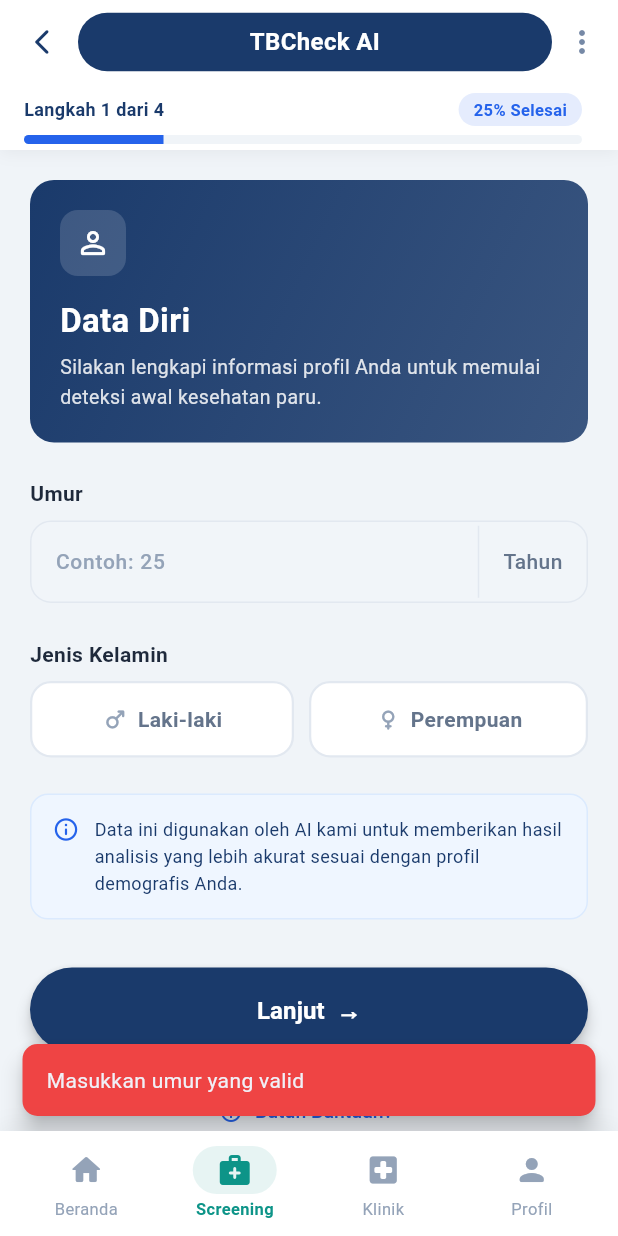
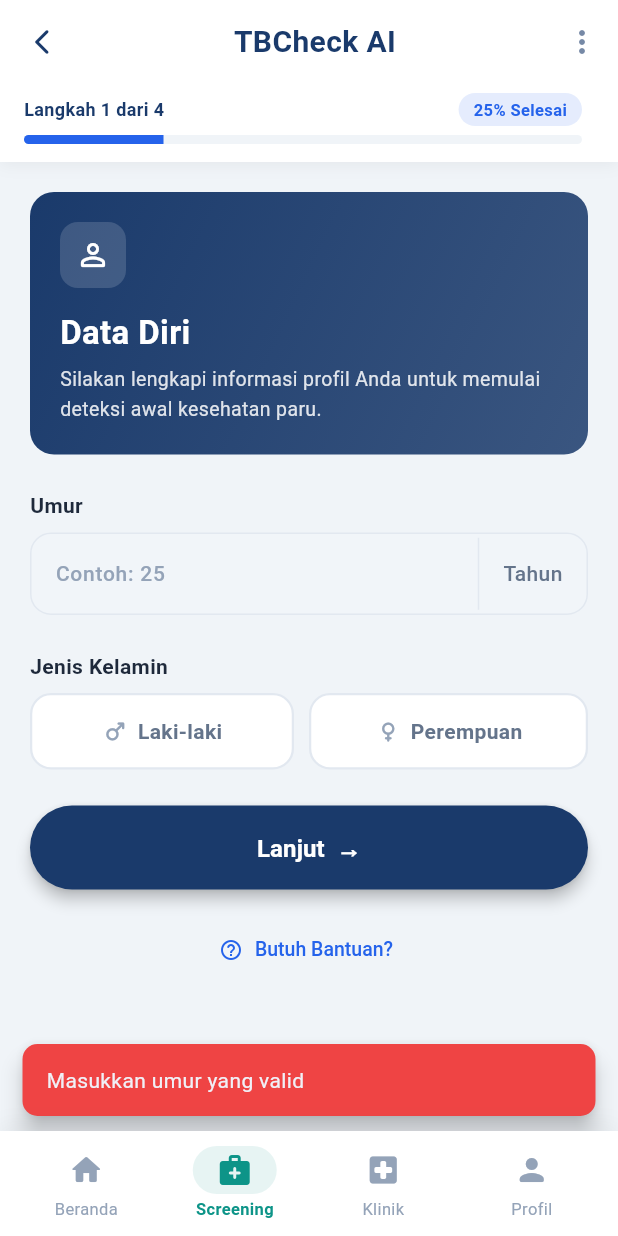
Before and after one commit to calvinkurniawann/TBCheck-AI, a Flutter app: the ScreeningFlowScreen screen opened by its route, after a tap on an icon or button, on a phone screen of 412 x 824 dp. Run offline on Flutter 3.47's test engine with Material 3 defaults, Android fonts, the phone set to English and light mode, and no system bars; Roboto replaces fonts that are missing (Poppins).

Commit message:
feat: update UI components for screening flow and improve styling consistency

```diff
--- a/lib/screens/screening/screening_flow_screen.dart
+++ b/lib/screens/screening/screening_flow_screen.dart
@@ -51,13 +51,7 @@ class _ScreeningFlowScreenState extends State<ScreeningFlowScreen> {
         shape: RoundedRectangleBorder(borderRadius: BorderRadius.circular(20)),
         title: Row(
           children: [
-            Container(
-              padding: const EdgeInsets.all(8),
-              decoration: BoxDecoration(color: AppColors.riskLowBg, borderRadius: BorderRadius.circular(10)),
-              child: const Icon(Icons.check_circle_rounded, color: AppColors.riskLow, size: 24),
-            ),
-            const SizedBox(width: 12),
-            const Text('Berhasil!', style: TextStyle(fontFamily: 'Poppins', fontSize: 18, fontWeight: FontWeight.w700)),
+            const Text('Berhasil!', style: TextStyle(fontFamily: 'Poppins', fontSize: 25, fontWeight: FontWeight.w700, )),
           ],
         ),
         content: Text(
--- a/lib/screens/screening/step1_data_diri.dart
+++ b/lib/screens/screening/step1_data_diri.dart
@@ -203,34 +203,6 @@ class _Step1DataDiriState extends State<Step1DataDiri> {
 
           const SizedBox(height: 24),
 
-          // Info box
-          Container(
-            padding: const EdgeInsets.all(14),
-            decoration: BoxDecoration(
-              color: AppColors.bgInfoBlue,
-              borderRadius: BorderRadius.circular(12),
-              border: Border.all(color: AppColors.primaryLightBlue),
-            ),
-            child: Row(
-              crossAxisAlignment: CrossAxisAlignment.start,
-              children: [
-                const Icon(Icons.info_outline_rounded, size: 18, color: AppColors.primaryMediumBlue),
-                const SizedBox(width: 10),
-                Expanded(
-                  child: Text(
-                    'Data ini digunakan oleh AI kami untuk memberikan hasil analisis yang lebih akurat sesuai dengan profil demografis Anda.',
-                    style: AppTextStyles.caption.copyWith(
-                      color: AppColors.primaryDarkBlue,
-                      height: 1.5,
-                    ),
-                  ),
-                ),
-              ],
-            ),
-          ),
-
-          const SizedBox(height: 32),
-
           // Lanjut button
           PrimaryButton(
             label: 'Lanjut  →',
--- a/lib/screens/screening/step2_gejala.dart
+++ b/lib/screens/screening/step2_gejala.dart
@@ -61,9 +61,6 @@ class _Step2GejalaState extends State<Step2Gejala> {
         children: [
           // Q1: Durasi Batuk
           QuestionCard(
-            icon: Icons.masks_rounded,
-            iconColor: AppColors.primaryMediumBlue,
-            iconBgColor: AppColors.selectedBlueBg,
             title: 'Sudah berapa lama Anda mengalami batuk?',
             child: Column(children: [
               RadioOptionTile(label: 'Tidak ada', isSelected: _durasiBatuk == 'Tidak ada', onTap: () => setState(() => _durasiBatuk = 'Tidak ada')),
@@ -76,20 +73,17 @@ class _Step2GejalaState extends State<Step2Gejala> {
           // Q2: Frekuensi Demam
           QuestionCard(
             title: 'Seberapa sering Anda mengalami demam?',
-            child: _buildFrequencySelector(
-              currentValue: _frekuensiDemam,
-              options: ['Tidak pernah', 'Kadang-kadang', 'Sering'],
-              onChanged: (val) => setState(() => _frekuensiDemam = val),
-            ),
+            child: Column(children: [
+              RadioOptionTile(label: 'Tidak pernah', isSelected: _frekuensiDemam == 'Tidak pernah', onTap: () => setState(() =>_frekuensiDemam = 'Tidak pernah')),
+              RadioOptionTile(label: 'Kadang-kadang', isSelected: _frekuensiDemam == 'Kadang-kadang', onTap: () => setState(() => _frekuensiDemam = 'Kadang-kadang')),
+              RadioOptionTile(label: 'Sering', isSelected: _frekuensiDemam == 'Sering', onTap: () => setState(() => _frekuensiDemam = 'Sering')),
+            ]),
           ),
           const SizedBox(height: 28),
 
           // Q3: Keringat Malam
           QuestionCard(
             title: 'Keringat malam?',
-            icon: Icons.nightlight_round,
-            iconColor: AppColors.primaryDarkBlue,
-            iconBgColor: AppColors.primaryLightBlue,
             child: Column(children: [
               RadioOptionTile(label: 'Tidak', isSelected: _keringatMalam == 'Tidak', onTap: () => setState(() => _keringatMalam = 'Tidak')),
               RadioOptionTile(label: 'Kadang', isSelected: _keringatMalam == 'Kadang', onTap: () => setState(() => _keringatMalam = 'Kadang')),
@@ -101,9 +95,6 @@ class _Step2GejalaState extends State<Step2Gejala> {
           // Q4: Penurunan Berat Badan
           QuestionCard(
             title: 'Penurunan berat badan?',
-            icon: Icons.monitor_weight_outlined,
-            iconColor: AppColors.accentTeal,
-            iconBgColor: AppColors.accentTealLight,
             child: Column(children: [
               CheckboxOptionTile(label: 'Tidak', isSelected: _penurunanBB == 'Tidak', onTap: () => setState(() => _penurunanBB = 'Tidak')),
               CheckboxOptionTile(label: 'Sedikit', isSelected: _penurunanBB == 'Sedikit', onTap: () => setState(() => _penurunanBB = 'Sedikit')),
@@ -111,32 +102,7 @@ class _Step2GejalaState extends State<Step2Gejala> {
             ]),
           ),
           const SizedBox(height: 24),
-
-          // Footer info
-          Container(
-            padding: const EdgeInsets.all(14),
-            decoration: BoxDecoration(
-              color: AppColors.bgInfoBlue,
-              borderRadius: BorderRadius.circular(12),
-              border: Border.all(color: AppColors.primaryLightBlue),
-            ),
-            child: Row(
-              crossAxisAlignment: CrossAxisAlignment.start,
-              children: [
-                const Icon(Icons.lightbulb_outline_rounded, size: 18, color: AppColors.primaryMediumBlue),
-                const SizedBox(width: 10),
-                Expanded(
-                  child: Text(
-                    'Jawaban Anda membantu AI memberikan estimasi awal yang lebih akurat sebelum pemeriksaan medis lebih lanjut.',
-                    style: AppTextStyles.caption.copyWith(color: AppColors.primaryDarkBlue, height: 1.5),
-                  ),
-                ),
-              ],
-            ),
-          ),
-          const SizedBox(height: 28),
           PrimaryButton(label: 'Lanjut  →', onPressed: _handleNext),
-          const SizedBox(height: 20),
         ],
       ),
     );
--- a/lib/screens/screening/step3_faktor_risiko.dart
+++ b/lib/screens/screening/step3_faktor_risiko.dart
@@ -150,9 +150,6 @@ class _Step3FaktorRisikoState extends State<Step3FaktorRisiko> {
           const SizedBox(height: 28),
 
           PrimaryButton(label: 'Lanjut  →', onPressed: _handleNext),
-          const SizedBox(height: 16),
-          Center(child: Text('Simpan sebagai draf', style: AppTextStyles.caption.copyWith(color: AppColors.primaryMediumBlue, decoration: TextDecoration.underline))),
-          const SizedBox(height: 20),
         ],
       ),
     );
@@ -168,17 +165,17 @@ class _Step3FaktorRisikoState extends State<Step3FaktorRisiko> {
         decoration: BoxDecoration(
           color: isSelected ? AppColors.selectedBlueBg : AppColors.white,
           borderRadius: BorderRadius.circular(12),
-          border: Border.all(color: isSelected ? AppColors.primaryMediumBlue : AppColors.borderGray, width: isSelected ? 1.8 : 1.0),
+          border: Border.all(color: isSelected ? AppColors.primaryDarkBlue : AppColors.borderGray, width: isSelected ? 1.8 : 1.0),
         ),
         child: Row(
           children: [
             Container(
               padding: const EdgeInsets.all(8),
               decoration: BoxDecoration(
-                color: isSelected ? AppColors.primaryMediumBlue.withValues(alpha: 0.1) : AppColors.bgLightGray,
+                color: isSelected ? AppColors.primaryDarkBlue.withValues(alpha: 0.1) : AppColors.bgLightGray,
                 borderRadius: BorderRadius.circular(10),
               ),
-              child: Icon(icon, size: 20, color: isSelected ? AppColors.primaryMediumBlue : AppColors.iconGray),
+              child: Icon(icon, size: 20, color: isSelected ? AppColors.primaryDarkBlue : AppColors.iconGray),
             ),
             const SizedBox(width: 12),
             Text(label, style: AppTextStyles.bodyMedium.copyWith(fontWeight: isSelected ? FontWeight.w600 : FontWeight.w400, color: isSelected ? AppColors.primaryDarkBlue : AppColors.textDark)),
--- a/lib/screens/screening/step4_keluhan_tambahan.dart
+++ b/lib/screens/screening/step4_keluhan_tambahan.dart
@@ -8,7 +8,11 @@ class Step4KeluhanTambahan extends StatefulWidget {
   final ScreeningData data;
   final VoidCallback onSubmit;
 
-  const Step4KeluhanTambahan({super.key, required this.data, required this.onSubmit});
+  const Step4KeluhanTambahan({
+    super.key,
+    required this.data,
+    required this.onSubmit,
+  });
 
   @override
   State<Step4KeluhanTambahan> createState() => _Step4KeluhanTambahanState();
@@ -20,7 +24,9 @@ class _Step4KeluhanTambahanState extends State<Step4KeluhanTambahan> {
   @override
   void initState() {
     super.initState();
-    _keluhanController = TextEditingController(text: widget.data.keluhanTambahan ?? '');
+    _keluhanController = TextEditingController(
+      text: widget.data.keluhanTambahan ?? '',
+    );
   }
 
   @override
@@ -30,7 +36,9 @@ class _Step4KeluhanTambahanState extends State<Step4KeluhanTambahan> {
   }
 
   void _handleSubmit() {
-    widget.data.keluhanTambahan = _keluhanController.text.trim().isEmpty ? null : _keluhanController.text.trim();
+    widget.data.keluhanTambahan = _keluhanController.text.trim().isEmpty
+        ? null
+        : _keluhanController.text.trim();
     widget.onSubmit();
   }
 
@@ -45,16 +53,42 @@ class _Step4KeluhanTambahanState extends State<Step4KeluhanTambahan> {
           Row(
             mainAxisAlignment: MainAxisAlignment.spaceBetween,
             children: [
-              Text('PROGRESS ANALISIS', style: TextStyle(fontFamily: 'Poppins', fontSize: 11, fontWeight: FontWeight.w600, color: AppColors.accentTeal, letterSpacing: 0.5)),
+              Text(
+                'PROGRESS ANALISIS',
+                style: TextStyle(
+                  fontFamily: 'Poppins',
+                  fontSize: 11,
+                  fontWeight: FontWeight.w600,
+                  color: AppColors.accentTeal,
+                  letterSpacing: 0.5,
+                ),
+              ),
               Container(
-                padding: const EdgeInsets.symmetric(horizontal: 10, vertical: 4),
-                decoration: BoxDecoration(color: AppColors.accentTealLight, borderRadius: BorderRadius.circular(12)),
-                child: Text('Terakhir', style: TextStyle(fontFamily: 'Poppins', fontSize: 11, fontWeight: FontWeight.w600, color: AppColors.accentTeal)),
+                padding: const EdgeInsets.symmetric(
+                  horizontal: 10,
+                  vertical: 4,
+                ),
+                decoration: BoxDecoration(
+                  color: AppColors.accentTealLight,
+                  borderRadius: BorderRadius.circular(12),
+                ),
+                child: Text(
+                  'Terakhir',
+                  style: TextStyle(
+                    fontFamily: 'Poppins',
+                    fontSize: 11,
+                    fontWeight: FontWeight.w600,
+                    color: AppColors.accentTeal,
+                  ),
+                ),
               ),
             ],
           ),
           const SizedBox(height: 8),
-          Text('Langkah 4 dari 4', style: AppTextStyles.heading1.copyWith(fontSize: 22)),
+          Text(
+            'Langkah 4 dari 4',
+            style: AppTextStyles.heading1.copyWith(fontSize: 22),
+          ),
           const SizedBox(height: 24),
 
           // Card
@@ -65,7 +99,13 @@ class _Step4KeluhanTambahanState extends State<Step4KeluhanTambahan> {
               color: AppColors.white,
               borderRadius: BorderRadius.circular(16),
               border: Border.all(color: AppColors.borderGray),
-              boxShadow: [BoxShadow(color: Colors.black.withValues(alpha: 0.04), blurRadius: 10, offset: const Offset(0, 4))],
+              boxShadow: [
+                BoxShadow(
+                  color: Colors.black.withValues(alpha: 0.04),
+                  blurRadius: 10,
+                  offset: const Offset(0, 4),
+                ),
+              ],
             ),
             child: Column(
               crossAxisAlignment: CrossAxisAlignment.start,
@@ -74,16 +114,38 @@ class _Step4KeluhanTambahanState extends State<Step4KeluhanTambahan> {
                   children: [
                     Container(
                       padding: const EdgeInsets.all(8),
-                      decoration: BoxDecoration(color: AppColors.selectedBlueBg, borderRadius: BorderRadius.circular(10)),
-                      child: const Icon(Icons.edit_note_rounded, color: AppColors.primaryMediumBlue, size: 22),
+                      decoration: BoxDecoration(
+                        color: AppColors.selectedBlueBg,
+                        borderRadius: BorderRadius.circular(10),
+                      ),
+                      child: const Icon(
+                        Icons.edit_note_rounded,
+                        color: AppColors.primaryMediumBlue,
+                        size: 22,
+                      ),
                     ),
                     const SizedBox(width: 12),
                     const Expanded(
                       child: Column(
                         crossAxisAlignment: CrossAxisAlignment.start,
                         children: [
-                          Text('Keluhan Tambahan', style: TextStyle(fontFamily: 'Poppins', fontSize: 16, fontWeight: FontWeight.w700, color: AppColors.primaryDarkBlue)),
-                          Text('Detail medis tambahan opsional', style: TextStyle(fontFamily: 'Poppins', fontSize: 12, color: AppColors.textGray)),
+                          Text(
+                            'Keluhan Tambahan',
+                            style: TextStyle(
+                              fontFamily: 'Poppins',
+                              fontSize: 16,
+                              fontWeight: FontWeight.w700,
+                              color: AppColors.primaryDarkBlue,
+                            ),
+                          ),
+                          Text(
+                            'Detail medis tambahan opsional',
+                            style: TextStyle(
+                              fontFamily: 'Poppins',
+                              fontSize: 12,
+                              color: AppColors.textGray,
+                            ),
+                          ),
                         ],
                       ),
                     ),
@@ -92,7 +154,10 @@ class _Step4KeluhanTambahanState extends State<Step4KeluhanTambahan> {
                 const SizedBox(height: 20),
 
                 // Text area
-                Text('Tuliskan keluhan lain yang Anda rasakan (opsional)', style: AppTextStyles.bodyMedium.copyWith(fontSize: 13)),
+                Text(
+                  'Tuliskan keluhan lain yang Anda rasakan (opsional)',
+                  style: AppTextStyles.bodyMedium.copyWith(fontSize: 13),
+                ),
                 const SizedBox(height: 10),
                 Container(
                   decoration: BoxDecoration(
@@ -104,8 +169,13 @@ class _Step4KeluhanTambahanState extends State<Step4KeluhanTambahan> {
                     controller: _keluhanController,
                     maxLines: 4,
                     decoration: const InputDecoration(
-                      hintText: 'Contoh: sesak napas, mudah lelah, nyeri dada, dll',
-                      hintStyle: TextStyle(fontFamily: 'Poppins', fontSize: 13, color: AppColors.textLightGray),
+                      hintText:
+                          'Contoh: sesak napas, mudah lelah, nyeri dada, dll',
+                      hintStyle: TextStyle(
+                        fontFamily: 'Poppins',
+                        fontSize: 13,
+                        color: AppColors.textLightGray,
+                      ),
                       border: InputBorder.none,
                       contentPadding: EdgeInsets.all(16),
                     ),
@@ -120,16 +190,27 @@ class _Step4KeluhanTambahanState extends State<Step4KeluhanTambahan> {
           // Info box
           Container(
             padding: const EdgeInsets.all(14),
-            decoration: BoxDecoration(color: AppColors.bgInfoBlue, borderRadius: BorderRadius.circular(12), border: Border.all(color: AppColors.primaryLightBlue)),
+            decoration: BoxDecoration(
+              color: AppColors.bgInfoBlue,
+              borderRadius: BorderRadius.circular(12),
+              border: Border.all(color: AppColors.primaryLightBlue),
+            ),
             child: Row(
               crossAxisAlignment: CrossAxisAlignment.start,
               children: [
-                const Icon(Icons.info_outline_rounded, size: 18, color: AppColors.primaryMediumBlue),
+                const Icon(
+                  Icons.info_outline_rounded,
+                  size: 18,
+                  color: AppColors.primaryMediumBlue,
+                ),
                 const SizedBox(width: 10),
                 Expanded(
                   child: Text(
                     'Memberikan analisis yang lebih lengkap. Informasi Anda bersifat rahasia aman dan hanya digunakan untuk analisis.',
-                    style: AppTextStyles.caption.copyWith(color: AppColors.primaryDarkBlue, height: 1.5),
+                    style: AppTextStyles.caption.copyWith(
+                      color: AppColors.primaryDarkBlue,
+                      height: 1.5,
+                    ),
                   ),
                 ),
               ],
@@ -140,21 +221,40 @@ class _Step4KeluhanTambahanState extends State<Step4KeluhanTambahan> {
           // Warning box
           Container(
             padding: const EdgeInsets.all(14),
-            decoration: BoxDecoration(color: AppColors.warningOrangeBg, borderRadius: BorderRadius.circular(12), border: Border.all(color: AppColors.warningOrange.withValues(alpha: 0.3))),
+            decoration: BoxDecoration(
+              color: AppColors.warningOrangeBg,
+              borderRadius: BorderRadius.circular(12),
+              border: Border.all(
+                color: AppColors.warningOrange.withValues(alpha: 0.3),
+              ),
+            ),
             child: Column(
               crossAxisAlignment: CrossAxisAlignment.start,
               children: [
                 Row(
                   children: [
-                    Icon(Icons.warning_amber_rounded, size: 18, color: AppColors.warningOrange),
+                    Icon(
+                      Icons.warning_amber_rounded,
+                      size: 18,
+                      color: AppColors.warningOrange,
+                    ),
                     const SizedBox(width: 8),
-                    Text('Mengapa ini penting?', style: AppTextStyles.bodyMedium.copyWith(color: AppColors.warningOrange, fontWeight: FontWeight.w600)),
+                    Text(
+                      'Mengapa ini penting?',
+                      style: AppTextStyles.bodyMedium.copyWith(
+                        color: AppColors.warningOrange,
+                        fontWeight: FontWeight.w600,
+                      ),
+                    ),
                   ],
                 ),
                 const SizedBox(height: 8),
                 Text(
                   'Dengan mengisi "Analisis Sekarang", Anda menyetujui bahwa informasi diberikan konteks khusus bagi AI untuk memberikan penjelasan dan analisis risiko saran yang lebih spesifik. Ini adalah alat bantu informasi dan bukan pengganti diagnosis medis profesional.',
-                  style: AppTextStyles.caption.copyWith(color: AppColors.textDark, height: 1.5),
+                  style: AppTextStyles.caption.copyWith(
+                    color: AppColors.textDark,
+                    height: 1.5,
+                  ),
                 ),
               ],
             ),
@@ -168,11 +268,20 @@ class _Step4KeluhanTambahanState extends State<Step4KeluhanTambahan> {
             child: ElevatedButton.icon(
               onPressed: _handleSubmit,
               icon: const Icon(Icons.search_rounded, size: 20),
-              label: const Text('Analisis Sekarang', style: TextStyle(fontFamily: 'Poppins', fontSize: 16, fontWeight: FontWeight.w600)),
+              label: const Text(
+                'Analisis Sekarang',
+                style: TextStyle(
+                  fontFamily: 'Poppins',
+                  fontSize: 16,
+                  fontWeight: FontWeight.w600,
+                ),
+              ),
               style: ElevatedButton.styleFrom(
                 backgroundColor: AppColors.accentTeal,
                 foregroundColor: AppColors.white,
-                shape: RoundedRectangleBorder(borderRadius: BorderRadius.circular(28)),
+                shape: RoundedRectangleBorder(
+                  borderRadius: BorderRadius.circular(28),
+                ),
                 elevation: 4,
               ),
             ),
--- a/lib/widgets/checkbox_option_tile.dart
+++ b/lib/widgets/checkbox_option_tile.dart
@@ -27,7 +27,7 @@ class CheckboxOptionTile extends StatelessWidget {
           color: isSelected ? AppColors.selectedBlueBg : AppColors.white,
           borderRadius: BorderRadius.circular(12),
           border: Border.all(
-            color: isSelected ? AppColors.primaryMediumBlue : AppColors.borderGray,
+            color: isSelected ? AppColors.primaryDarkBlue : AppColors.borderGray,
             width: isSelected ? 1.8 : 1.0,
           ),
         ),
@@ -39,9 +39,9 @@ class CheckboxOptionTile extends StatelessWidget {
               height: 22,
               decoration: BoxDecoration(
                 borderRadius: BorderRadius.circular(6),
-                color: isSelected ? AppColors.primaryMediumBlue : Colors.transparent,
+                color: isSelected ? AppColors.primaryDarkBlue : Colors.transparent,
                 border: Border.all(
-                  color: isSelected ? AppColors.primaryMediumBlue : AppColors.borderGray,
+                  color: isSelected ? AppColors.primaryDarkBlue: AppColors.borderGray,
                   width: 2,
                 ),
               ),
--- a/lib/widgets/progress_header.dart
+++ b/lib/widgets/progress_header.dart
@@ -18,7 +18,7 @@ class ProgressHeader extends StatelessWidget implements PreferredSizeWidget {
   int get _percentage => (_progress * 100).round();
 
   @override
-  Size get preferredSize => const Size.fromHeight(100);
+  Size get preferredSize => const Size.fromHeight(130);
 
   @override
   Widget build(BuildContext context) {
@@ -51,17 +51,13 @@ class ProgressHeader extends StatelessWidget implements PreferredSizeWidget {
                   Expanded(
                     child: Container(
                       padding: const EdgeInsets.symmetric(horizontal: 16, vertical: 8),
-                      decoration: BoxDecoration(
-                        color: AppColors.primaryDarkBlue,
-                        borderRadius: BorderRadius.circular(24),
-                      ),
                       child: const Text(
                         'TBCheck AI',
                         textAlign: TextAlign.center,
                         style: TextStyle(
-                          fontSize: 16,
+                          fontSize: 20,
                           fontWeight: FontWeight.w700,
-                          color: AppColors.white,
+                          color: AppColors.primaryDarkBlue,
                           fontFamily: 'Poppins',
                         ),
                       ),
--- a/lib/widgets/radio_option_tile.dart
+++ b/lib/widgets/radio_option_tile.dart
@@ -29,7 +29,7 @@ class RadioOptionTile extends StatelessWidget {
           color: isSelected ? AppColors.selectedBlueBg : AppColors.white,
           borderRadius: BorderRadius.circular(12),
           border: Border.all(
-            color: isSelected ? AppColors.primaryMediumBlue : AppColors.borderGray,
+            color: isSelected ? AppColors.primaryDarkBlue : AppColors.borderGray,
             width: isSelected ? 1.8 : 1.0,
           ),
         ),
@@ -42,9 +42,9 @@ class RadioOptionTile extends StatelessWidget {
               height: 22,
               decoration: BoxDecoration(
                 shape: BoxShape.circle,
-                color: isSelected ? AppColors.primaryMediumBlue : Colors.transparent,
+                color: isSelected ? AppColors.primaryDarkBlue : Colors.transparent,
                 border: Border.all(
-                  color: isSelected ? AppColors.primaryMediumBlue : AppColors.borderGray,
+                  color: isSelected ? AppColors.primaryDarkBlue : AppColors.borderGray,
                   width: 2,
                 ),
               ),
```
